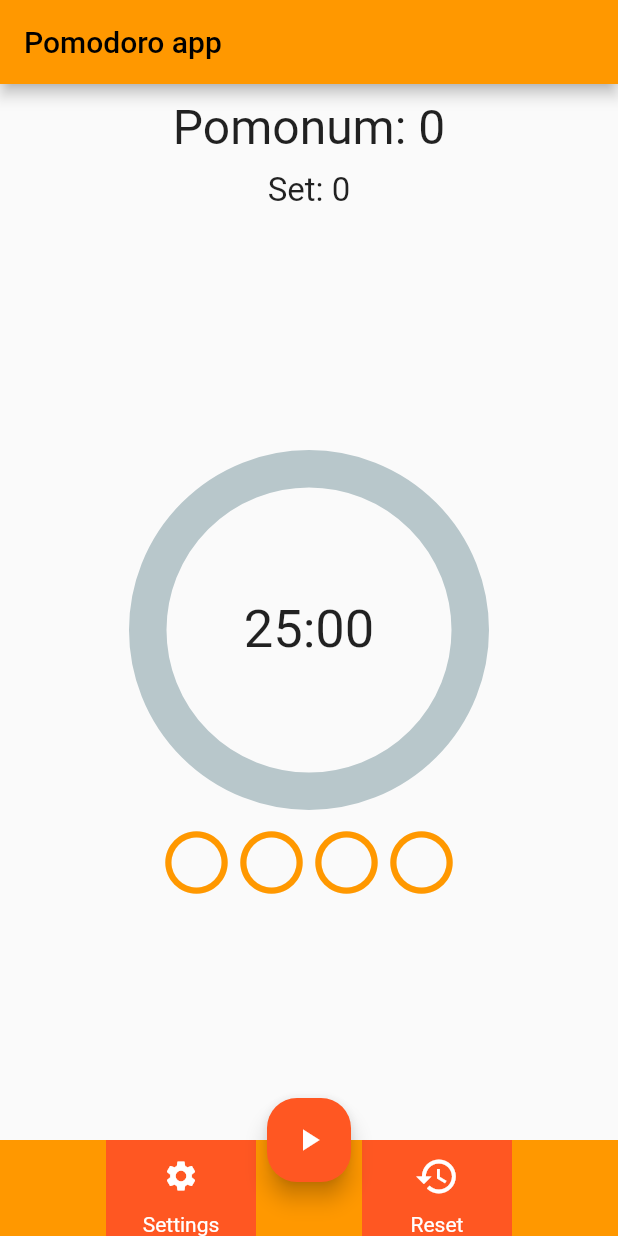
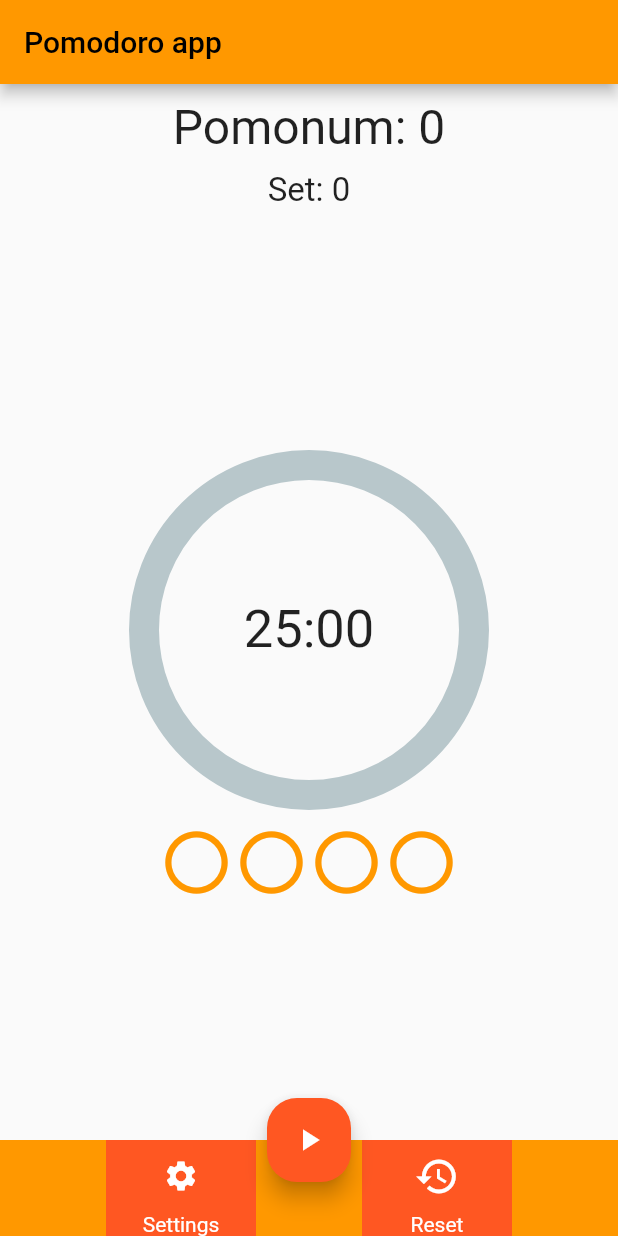
Before and after one commit to TheSupremeF/PomodoriesTomatoes, a Flutter app: the screen it shows after launch, on a phone screen of 412 x 824 dp. Run offline on Flutter 3.47's test engine with Material 2 defaults, Android fonts, the phone set to English and light mode, and no system bars; drawn by our look-alikes of percent_indicator; our stand-ins replace toggle_switch.

Commit message:
Fifth commit +

```diff
--- a/lib/screens/home.dart
+++ b/lib/screens/home.dart
@@ -24,13 +24,14 @@ const _btnTextStartNewSet = 'Start New Set';
 const _btnTextPause = 'Pause';
 const _btnTextReset = 'Reset';
 
-const _btnIconStart = Icon(Icons.play_arrow);
-const _btnIconResumePomodoro = Icon(Icons.play_arrow);
-const _btnIconStartShortBreak = Icon(Icons.pause);
-const _btnIconStartLongBreak = Icon(Icons.pause_circle_filled);
-const _btnIconStartNewSet = Icon(Icons.play_arrow);
-const _btnIconPause = Icon(Icons.pause);
-const _btnIconReset = Icon(Icons.rotate_right);
+const _btnIconStart = Icon(Icons.play_arrow, color: Colors.white);
+const _btnIconResumePomodoro = Icon(Icons.play_arrow, color: Colors.white);
+const _btnIconStartShortBreak = Icon(Icons.pause, color: Colors.white);
+const _btnIconStartLongBreak =
+    Icon(Icons.pause_circle_filled, color: Colors.white);
+const _btnIconStartNewSet = Icon(Icons.play_arrow, color: Colors.white);
+const _btnIconPause = Icon(Icons.pause, color: Colors.white);
+const _btnIconReset = Icon(Icons.rotate_right, color: Colors.white);
 
 PomoStatus pomoStatus = PomoStatus.paused;
 
@@ -71,8 +72,8 @@ class _PomoHomeState extends State<PomoHome> {
                   mainAxisAlignment: MainAxisAlignment.center,
                   children: [
                     CircularPercentIndicator(
-                      animation: true,
-                      lineWidth: 25,
+                      animation: false,
+                      lineWidth: 20,
                       percent: _getPomoPercentage(),
                       progressColor: statusColor[pomoStatus],
                       radius: 120,
@@ -93,20 +94,17 @@ class _PomoHomeState extends State<PomoHome> {
           ),
         ),
       ),
+      floatingActionButtonLocation:
+          FloatingActionButtonLocation.miniCenterDocked,
       floatingActionButton: FloatingActionButton(
           backgroundColor: Colors.deepOrange,
           tooltip: mainBtnText,
           onPressed: () {
             _mainButtonPressed();
           },
-          child: const Icon(
-            Icons.play_arrow,
-            color: Colors.white,
-          ),
+          child: mainBtnIcon,
           shape:
               RoundedRectangleBorder(borderRadius: BorderRadius.circular(20))),
-      floatingActionButtonLocation:
-          FloatingActionButtonLocation.miniCenterDocked,
       bottomNavigationBar: BottomNavBar.nav,
     );
   }
@@ -195,6 +193,7 @@ class _PomoHomeState extends State<PomoHome> {
                   setState(() {
                     remainingTime--;
                     mainBtnText = _btnTextPause;
+                    mainBtnIcon = _btnIconPause;
                   })
                 }
               else
@@ -207,6 +206,7 @@ class _PomoHomeState extends State<PomoHome> {
                       setState(() {
                         remainingTime = longBreakTime;
                         mainBtnText = _btnTextStartLongBreak;
+                        mainBtnIcon = _btnIconStartLongBreak;
                       }),
                     }
                   else
@@ -215,6 +215,7 @@ class _PomoHomeState extends State<PomoHome> {
                       setState(() {
                         remainingTime = shortBreakTime;
                         mainBtnText = _btnTextStartShortBreak;
+                        mainBtnIcon = _btnIconStartShortBreak;
                       }),
                     }
                 }
--- a/lib/themes/themes.dart
+++ b/lib/themes/themes.dart
@@ -3,4 +3,5 @@ import 'package:flutter/material.dart';
 class PomoAppThemes {
   static MaterialColor allTime = Colors.orange;
   static MaterialColor onPressedColor = Colors.orange;
+  static Color buttonIconColor = Colors.white;
 }
```
